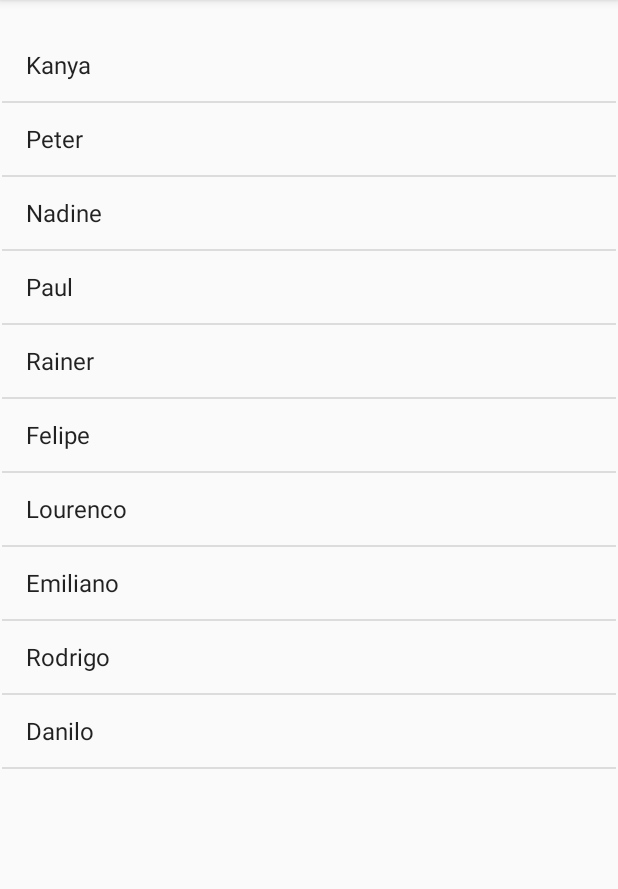
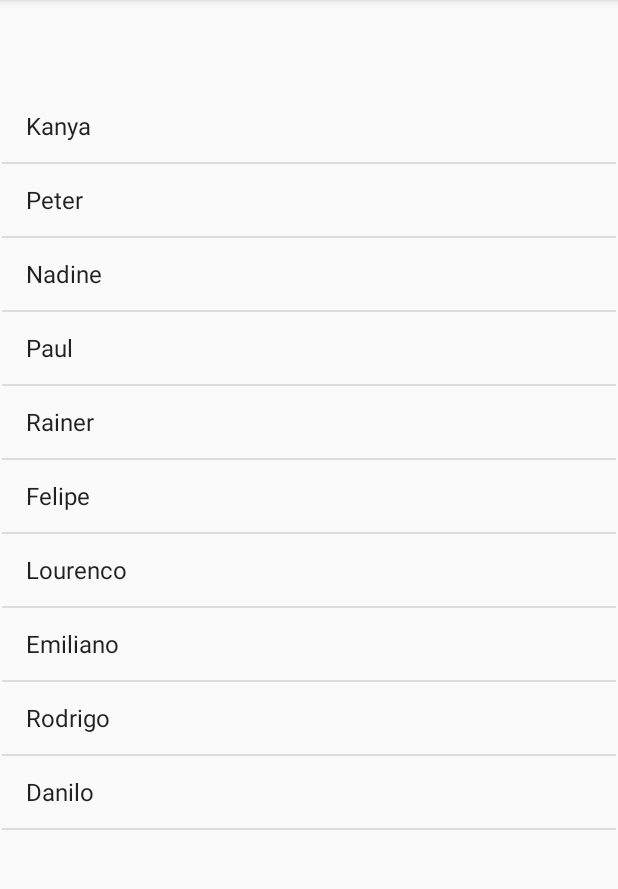
Before and after one commit to peter-bae/DataAdapters, an Android app: the screen it shows after launch (MainActivity), on a phone screen of 412 x 824 dp, the part 84-973 px from its top. Run offline under Robolectric (Android 15) with nearby library versions, the phone set to English and light mode, and no system bars.

Commit message:
Last commit

```diff
--- a/Code/app/src/main/res/layout/activity_main.xml
+++ b/Code/app/src/main/res/layout/activity_main.xml
@@ -10,8 +10,10 @@
         android:id="@+id/studentList"
         android:layout_width="409dp"
         android:layout_height="729dp"
+        android:layout_marginTop="60dp"
         app:layout_constraintBottom_toBottomOf="parent"
         app:layout_constraintEnd_toEndOf="parent"
         app:layout_constraintStart_toStartOf="parent"
-        app:layout_constraintTop_toTopOf="parent" />
+        app:layout_constraintTop_toTopOf="parent"
+        app:layout_constraintVertical_bias="0.0" />
 </androidx.constraintlayout.widget.ConstraintLayout>
```
